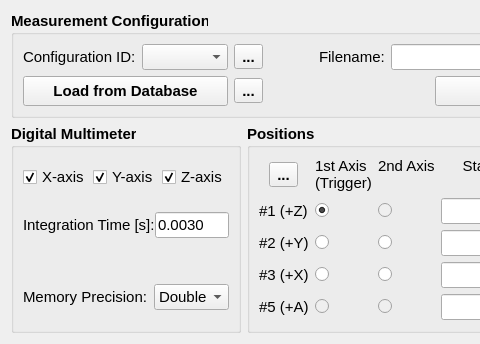
Old version of the form hallbench/gui/ui/configurationwidget.ui in the repository lnls-ima/hall-bench-control; both pictures show x 0 to 480 and y 0 to 344 of the 1190 by 344 pixel window.
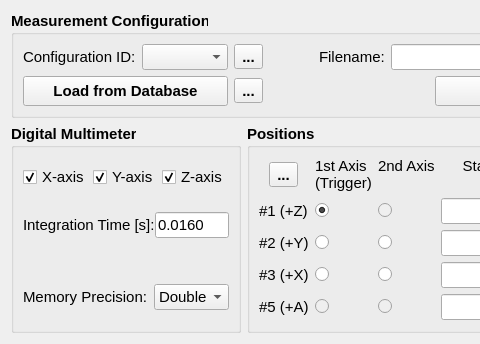
New version of the form. Icons and pictures are not drawn.

What changed in the file:
```diff
--- a/hallbench/gui/ui/configurationwidget.ui
+++ b/hallbench/gui/ui/configurationwidget.ui
@@ -503,7 +503,7 @@
            </font>
           </property>
           <property name="text">
-           <string>0.0030</string>
+           <string>0.0160</string>
           </property>
          </widget>
         </item>
```
